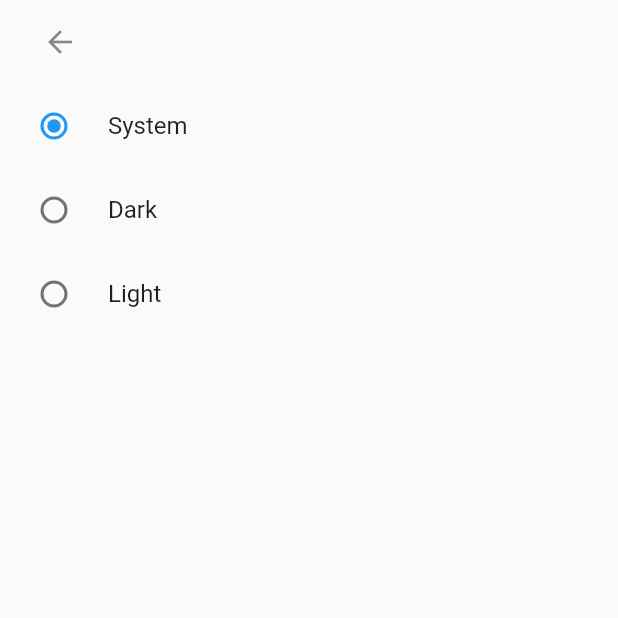
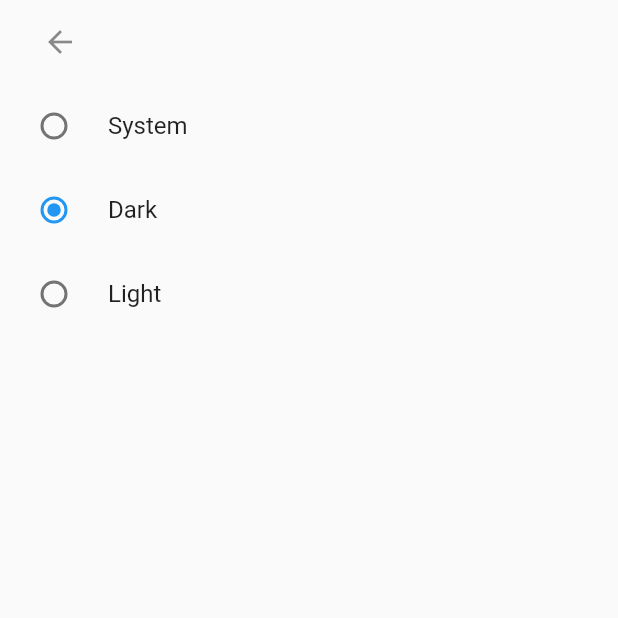
Before and after one commit to cuzekn/flutter-pokemon, a Flutter app: the ThemeModeSelectionPage screen opened directly, after a tap on "Dark", on a phone screen of 412 x 824 dp, the top half of it. Run offline on Flutter 3.47's test engine with Material 2 defaults, Android fonts, the phone set to English and light mode, and no system bars; network calls fail.

Commit message:
feat: テーマ情報の保存

```diff
--- a/lib/main.dart
+++ b/lib/main.dart
@@ -125,8 +125,15 @@ class Settings extends StatelessWidget {
   }
 }
 
-class ThemeModeSelectionPage extends StatelessWidget {
+class ThemeModeSelectionPage extends StatefulWidget {
   const ThemeModeSelectionPage({super.key});
+
+  @override
+  _ThemeModeSelectionPageState createState() => _ThemeModeSelectionPageState();
+}
+
+class _ThemeModeSelectionPageState extends State<ThemeModeSelectionPage> {
+  ThemeMode _current = ThemeMode.system;
 
   @override
   Widget build(BuildContext context) {
@@ -142,21 +149,21 @@ class ThemeModeSelectionPage extends StatelessWidget {
             ),
             RadioListTile<ThemeMode>(
               value: ThemeMode.system,
-              groupValue: ThemeMode.system,
+              groupValue: _current,
               title: const Text('System'),
               onChanged: (val) => {},
             ),
             RadioListTile<ThemeMode>(
               value: ThemeMode.dark,
-              groupValue: ThemeMode.system,
+              groupValue: _current,
               title: const Text('Dark'),
-              onChanged: (val) => {},
+              onChanged: (val) => {setState(() => _current = val!)},
             ),
             RadioListTile<ThemeMode>(
-              value: ThemeMode.dark,
-              groupValue: ThemeMode.system,
+              value: ThemeMode.light,
+              groupValue: _current,
               title: const Text('Light'),
-              onChanged: (val) => {},
+              onChanged: (val) => {setState(() => _current = val!)},
             ),
           ],
         ),
```
